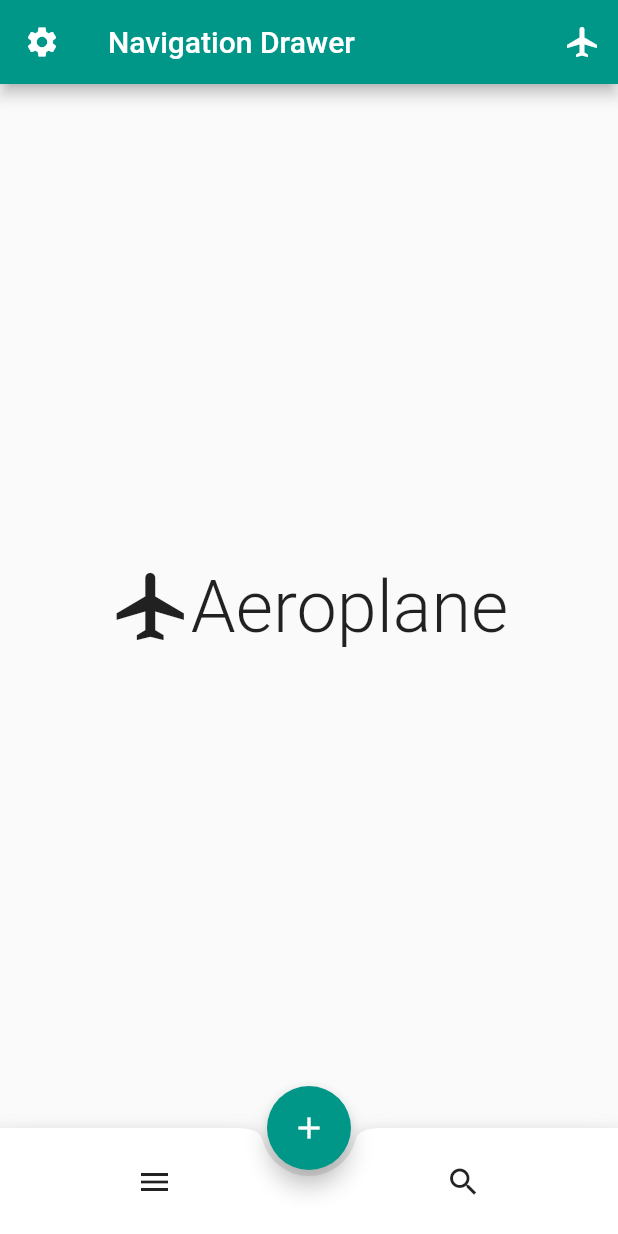
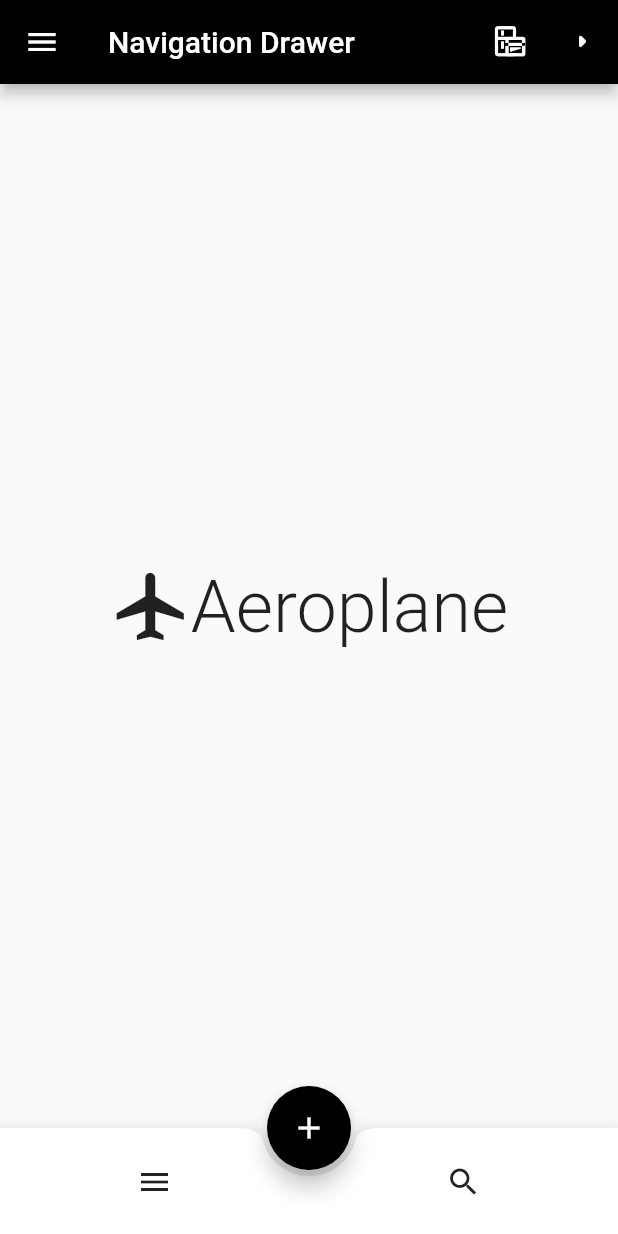
Before and after one commit to AndreaMinato/flutter_demo, a Flutter app: the NavigationDrawerDemo screen opened directly, on a phone screen of 412 x 824 dp. Run offline on Flutter 3.47's test engine with Material 2 defaults, Android fonts, the phone set to English and light mode, and no system bars; network calls fail.

Commit message:
Icons and primarySwatch

```diff
--- a/lib/ElectroluxDrawer.dart
+++ b/lib/ElectroluxDrawer.dart
@@ -2,6 +2,8 @@ import 'package:flutter/material.dart';
 
 import 'DrawerItem.dart';
 import 'FirstScreen.dart';
+
+import 'electrolux_icons_icons.dart';
 
 class NavigationDrawerDemo extends StatefulWidget {
   @override
@@ -44,7 +46,6 @@ class NavigationDrawerState extends State<NavigationDrawerDemo> {
   Widget build(BuildContext context) {
     var drawerOptions = <Widget>[];
     drawerOptions.add(Container(
-
       decoration: BoxDecoration(color: Colors.teal),
       child: DrawerHeader(
         child: Text('Drawer Header'),
@@ -64,29 +65,27 @@ class NavigationDrawerState extends State<NavigationDrawerDemo> {
     }
 
     return new Scaffold(
-        key: _endScaffoldKey,
-      appBar: PreferredSize(
-          preferredSize: Size.fromHeight(56.0),
-          child: AppBar(
-            leading: Builder(
-              builder: (context) => IconButton(
-                    icon: new Icon(Icons.settings),
-                    onPressed: () => Scaffold.of(context).openDrawer(),
-                  ),
-            ),
+      key: _endScaffoldKey,
+      appBar: AppBar(
+
             title: new Text("Navigation Drawer"),
             actions: <Widget>[
               // action button
               IconButton(
-                  icon: Icon(Icons.local_airport),
+                  icon: Icon(ElectroluxIcons.appliances),
+                  onPressed: () => _endScaffoldKey.currentState.openEndDrawer()),
+              IconButton(
+                  icon: Icon(ElectroluxIcons.arrow_right),
                   onPressed: () => _endScaffoldKey.currentState.openEndDrawer())
             ],
-          )),
+          ),
       drawer: Drawer(
         child: ListView(padding: EdgeInsets.zero, children: drawerOptions),
       ),
       endDrawer: Drawer(
-        child: ListView(padding: EdgeInsets.zero, children: drawerOptions),
+        child: Center(
+          child: Text("WTF!"),
+        ),
       ),
       floatingActionButtonLocation: FloatingActionButtonLocation.centerDocked,
       floatingActionButton: FloatingActionButton(
--- a/lib/Login.dart
+++ b/lib/Login.dart
@@ -96,7 +96,7 @@ class _LoginState extends State<Login> {
                           borderRadius: new BorderRadius.circular(10.0)),
                       onPressed: performLogin,
                       textColor: Colors.white,
-                      color: Colors.orange,
+                      color: Colors.blue,
                       padding: const EdgeInsets.symmetric(
                           horizontal: 100.0, vertical: 20.0),
                       child: _isLoading ? CircularProgressIndicator() : Text(
--- /dev/null
+++ b/lib/electrolux_icons_icons.dart
@@ -0,0 +1,139 @@
+/// Flutter icons ElectroluxIcons
+/// Copyright (C) 2019 by original authors @ fluttericon.com, fontello.com
+/// This font was generated by FlutterIcon.com, which is derived from Fontello.
+///
+/// To use this font, place it in your fonts/ directory and include the
+/// following in your pubspec.yaml
+///
+/// flutter:
+///   fonts:
+///    - family:  ElectroluxIcons
+///      fonts:
+///       - asset: fonts/ElectroluxIcons.ttf
+///
+///
+///
+import 'package:flutter/widgets.dart';
+
+class ElectroluxIcons {
+  ElectroluxIcons._();
+
+  static const _kFontFam = 'ElectroluxIcons';
+
+  static const IconData add = const IconData(0xe800, fontFamily: _kFontFam);
+  static const IconData alert = const IconData(0xe900, fontFamily: _kFontFam);
+  static const IconData alert_status = const IconData(0xe901, fontFamily: _kFontFam);
+  static const IconData app_setting = const IconData(0xe902, fontFamily: _kFontFam);
+  static const IconData appliances = const IconData(0xe903, fontFamily: _kFontFam);
+  static const IconData arrow_down = const IconData(0xe904, fontFamily: _kFontFam);
+  static const IconData arrow_drop_down = const IconData(0xe905, fontFamily: _kFontFam);
+  static const IconData arrow_drop_up = const IconData(0xe906, fontFamily: _kFontFam);
+  static const IconData arrow_left = const IconData(0xe907, fontFamily: _kFontFam);
+  static const IconData arrow_right = const IconData(0xe908, fontFamily: _kFontFam);
+  static const IconData arrow_up = const IconData(0xe909, fontFamily: _kFontFam);
+  static const IconData blast = const IconData(0xe90a, fontFamily: _kFontFam);
+  static const IconData calendar = const IconData(0xe90b, fontFamily: _kFontFam);
+  static const IconData calendar_1_days = const IconData(0xe90c, fontFamily: _kFontFam);
+  static const IconData calendar_7_days = const IconData(0xe90d, fontFamily: _kFontFam);
+  static const IconData calendar_30_days = const IconData(0xe90e, fontFamily: _kFontFam);
+  static const IconData category = const IconData(0xe90f, fontFamily: _kFontFam);
+  static const IconData check_box_checked = const IconData(0xe910, fontFamily: _kFontFam);
+  static const IconData check_box_unchecked = const IconData(0xe911, fontFamily: _kFontFam);
+  static const IconData chill = const IconData(0xe912, fontFamily: _kFontFam);
+  static const IconData chilling_mode = const IconData(0xe913, fontFamily: _kFontFam);
+  static const IconData cleaning = const IconData(0xe914, fontFamily: _kFontFam);
+  static const IconData close = const IconData(0xe915, fontFamily: _kFontFam);
+  static const IconData combi = const IconData(0xe916, fontFamily: _kFontFam);
+  static const IconData convection = const IconData(0xe917, fontFamily: _kFontFam);
+  static const IconData cooking_mode = const IconData(0xe918, fontFamily: _kFontFam);
+  static const IconData dashboard = const IconData(0xe919, fontFamily: _kFontFam);
+  static const IconData date_format = const IconData(0xe91a, fontFamily: _kFontFam);
+  static const IconData delay = const IconData(0xe91b, fontFamily: _kFontFam);
+  static const IconData delete = const IconData(0xe91c, fontFamily: _kFontFam);
+  static const IconData dishwasher = const IconData(0xe91d, fontFamily: _kFontFam);
+  static const IconData down_plate = const IconData(0xe91e, fontFamily: _kFontFam);
+  static const IconData duplicate = const IconData(0xe91f, fontFamily: _kFontFam);
+  static const IconData duplicate_v2 = const IconData(0xe920, fontFamily: _kFontFam);
+  static const IconData edit = const IconData(0xe921, fontFamily: _kFontFam);
+  static const IconData fan_speed = const IconData(0xe922, fontFamily: _kFontFam);
+  static const IconData first_week_day = const IconData(0xe923, fontFamily: _kFontFam);
+  static const IconData food_save_control = const IconData(0xe924, fontFamily: _kFontFam);
+  static const IconData fridge = const IconData(0xe925, fontFamily: _kFontFam);
+  static const IconData frozen = const IconData(0xe926, fontFamily: _kFontFam);
+  static const IconData guideline_k = const IconData(0xe927, fontFamily: _kFontFam);
+  static const IconData guideline_manual = const IconData(0xe928, fontFamily: _kFontFam);
+  static const IconData guideline_ns = const IconData(0xe929, fontFamily: _kFontFam);
+  static const IconData guideline_snf = const IconData(0xe92a, fontFamily: _kFontFam);
+  static const IconData haccp = const IconData(0xe92b, fontFamily: _kFontFam);
+  static const IconData half_power = const IconData(0xe92c, fontFamily: _kFontFam);
+  static const IconData hold = const IconData(0xe92d, fontFamily: _kFontFam);
+  static const IconData hold_add = const IconData(0xe92e, fontFamily: _kFontFam);
+  static const IconData hour_format = const IconData(0xe92f, fontFamily: _kFontFam);
+  static const IconData humidity = const IconData(0xe930, fontFamily: _kFontFam);
+  static const IconData hygen = const IconData(0xe931, fontFamily: _kFontFam);
+  static const IconData iron = const IconData(0xe932, fontFamily: _kFontFam);
+  static const IconData language = const IconData(0xe933, fontFamily: _kFontFam);
+  static const IconData laundry = const IconData(0xe934, fontFamily: _kFontFam);
+  static const IconData location = const IconData(0xe935, fontFamily: _kFontFam);
+  static const IconData locator = const IconData(0xe936, fontFamily: _kFontFam);
+  static const IconData logout = const IconData(0xe937, fontFamily: _kFontFam);
+  static const IconData measure = const IconData(0xe938, fontFamily: _kFontFam);
+  static const IconData menu = const IconData(0xe939, fontFamily: _kFontFam);
+  static const IconData messages = const IconData(0xe93a, fontFamily: _kFontFam);
+  static const IconData metric = const IconData(0xe93b, fontFamily: _kFontFam);
+  static const IconData microwave = const IconData(0xe93c, fontFamily: _kFontFam);
+  static const IconData multiphase = const IconData(0xe93d, fontFamily: _kFontFam);
+  static const IconData multiphase_v2 = const IconData(0xe93e, fontFamily: _kFontFam);
+  static const IconData notification = const IconData(0xe93f, fontFamily: _kFontFam);
+  static const IconData options = const IconData(0xe940, fontFamily: _kFontFam);
+  static const IconData oven = const IconData(0xe941, fontFamily: _kFontFam);
+  static const IconData oven_precooling = const IconData(0xe942, fontFamily: _kFontFam);
+  static const IconData overview = const IconData(0xe943, fontFamily: _kFontFam);
+  static const IconData parameters = const IconData(0xe944, fontFamily: _kFontFam);
+  static const IconData password_invisibile = const IconData(0xe945, fontFamily: _kFontFam);
+  static const IconData password_visibile = const IconData(0xe946, fontFamily: _kFontFam);
+  static const IconData pause = const IconData(0xe947, fontFamily: _kFontFam);
+  static const IconData pause_add = const IconData(0xe948, fontFamily: _kFontFam);
+  static const IconData permissions = const IconData(0xe949, fontFamily: _kFontFam);
+  static const IconData phase_add = const IconData(0xe94a, fontFamily: _kFontFam);
+  static const IconData pressure = const IconData(0xe94b, fontFamily: _kFontFam);
+  static const IconData probe = const IconData(0xe94c, fontFamily: _kFontFam);
+  static const IconData program = const IconData(0xe94d, fontFamily: _kFontFam);
+  static const IconData program_management = const IconData(0xe94e, fontFamily: _kFontFam);
+  static const IconData programs = const IconData(0xe94f, fontFamily: _kFontFam);
+  static const IconData radio_button_checked = const IconData(0xe950, fontFamily: _kFontFam);
+  static const IconData radio_button_unchecked = const IconData(0xe951, fontFamily: _kFontFam);
+  static const IconData recipes_management = const IconData(0xe952, fontFamily: _kFontFam);
+  static const IconData save_program = const IconData(0xe953, fontFamily: _kFontFam);
+  static const IconData search = const IconData(0xe954, fontFamily: _kFontFam);
+  static const IconData settings = const IconData(0xe955, fontFamily: _kFontFam);
+  static const IconData smoker = const IconData(0xe956, fontFamily: _kFontFam);
+  static const IconData sort_none = const IconData(0xe957, fontFamily: _kFontFam);
+  static const IconData speedelight = const IconData(0xe958, fontFamily: _kFontFam);
+  static const IconData speedelight_off = const IconData(0xe959, fontFamily: _kFontFam);
+  static const IconData speedelight_preheating = const IconData(0xe95a, fontFamily: _kFontFam);
+  static const IconData speedelight_programs = const IconData(0xe95b, fontFamily: _kFontFam);
+  static const IconData speedelight_programs_01 = const IconData(0xe95c, fontFamily: _kFontFam);
+  static const IconData speedelight_programs_02 = const IconData(0xe95d, fontFamily: _kFontFam);
+  static const IconData speedelight_programs_03 = const IconData(0xe95e, fontFamily: _kFontFam);
+  static const IconData speedelight_programs_04 = const IconData(0xe95f, fontFamily: _kFontFam);
+  static const IconData speedelight_programs_05 = const IconData(0xe960, fontFamily: _kFontFam);
+  static const IconData speedelight_programs_06 = const IconData(0xe961, fontFamily: _kFontFam);
+  static const IconData speedelight_programs_07 = const IconData(0xe962, fontFamily: _kFontFam);
+  static const IconData speedelight_programs_08 = const IconData(0xe963, fontFamily: _kFontFam);
+  static const IconData speedelight_ready = const IconData(0xe964, fontFamily: _kFontFam);
+  static const IconData speedelight_stand_by = const IconData(0xe965, fontFamily: _kFontFam);
+  static const IconData statistics = const IconData(0xe966, fontFamily: _kFontFam);
+  static const IconData steam = const IconData(0xe967, fontFamily: _kFontFam);
+  static const IconData tavola_disegno = const IconData(0xe968, fontFamily: _kFontFam);
+  static const IconData temperature = const IconData(0xe969, fontFamily: _kFontFam);
+  static const IconData tick = const IconData(0xe96a, fontFamily: _kFontFam);
+  static const IconData time_zone = const IconData(0xe96b, fontFamily: _kFontFam);
+  static const IconData timer = const IconData(0xe96c, fontFamily: _kFontFam);
+  static const IconData upperplate = const IconData(0xe96d, fontFamily: _kFontFam);
+  static const IconData user = const IconData(0xe96e, fontFamily: _kFontFam);
+  static const IconData user_management = const IconData(0xe96f, fontFamily: _kFontFam);
+  static const IconData warning = const IconData(0xe970, fontFamily: _kFontFam);
+  static const IconData water_injection = const IconData(0xe971, fontFamily: _kFontFam);
+  static const IconData x_freeze = const IconData(0xe972, fontFamily: _kFontFam);
+}
--- a/lib/main.dart
+++ b/lib/main.dart
@@ -4,6 +4,28 @@ import 'Home.dart';
 import 'Login.dart';
 
 void main() => runApp(new MyApp());
+
+class CompanyColors {
+  CompanyColors._(); // this basically makes it so you can instantiate this class
+
+  static const _blackPrimaryValue = 0xFF000000;
+
+  static const MaterialColor black = const MaterialColor(
+    _blackPrimaryValue,
+    const <int, Color>{
+      50: const Color(0xFFe0e0e0),
+      100: const Color(0xFFb3b3b3),
+      200: const Color(0xFF808080),
+      300: const Color(0xFF4d4d4d),
+      400: const Color(0xFF262626),
+      500: const Color(_blackPrimaryValue),
+      600: const Color(0xFF000000),
+      700: const Color(0xFF000000),
+      800: const Color(0xFF000000),
+      900: const Color(0xFF000000),
+    },
+  );
+}
 
 class MyApp extends StatelessWidget {
   // This widget is the root of your application.
@@ -13,7 +35,7 @@ class MyApp extends StatelessWidget {
       child: new MaterialApp(
         title: 'Flutter Demo',
         theme: new ThemeData(
-          primarySwatch: Colors.teal,
+          primarySwatch: CompanyColors.black,
         ),
         home: new Login(),
       ),
--- a/pubspec.yaml
+++ b/pubspec.yaml
@@ -52,6 +52,12 @@ flutter:
   # "family" key with the font family name, and a "fonts" key with a
   # list giving the asset and other descriptors for the font. For
   # example:
+
+  fonts:
+      - family:  ElectroluxIcons
+        fonts:
+         - asset: fonts/ElectroluxIcons.ttf
+
   # fonts:
   #   - family: Schyler
   #     fonts:
```
Also changed, not shown: fonts/ElectroluxIcons.ttf (added).
